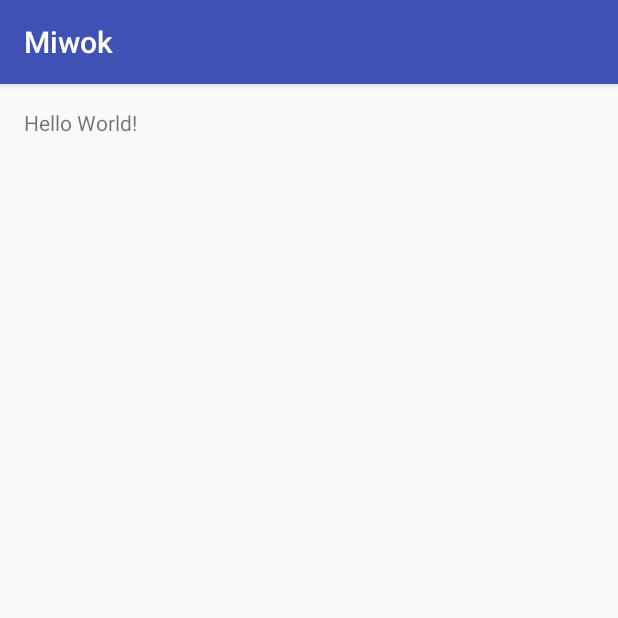
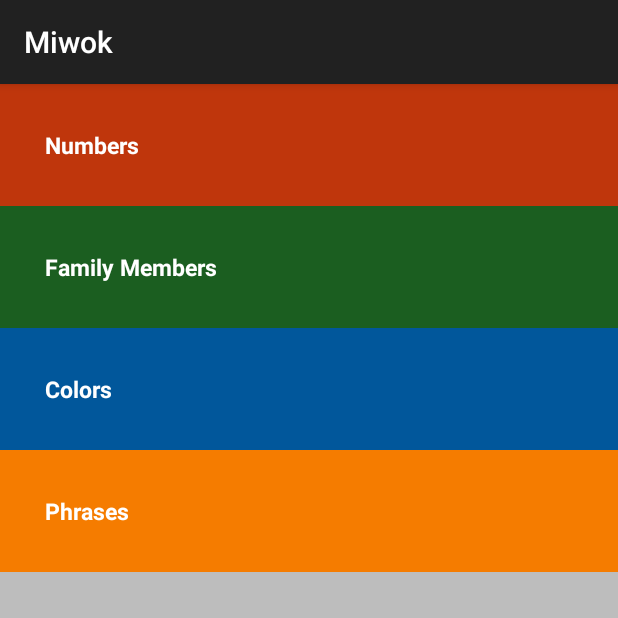
Before and after one commit to ChristianAA/ud839-Miwok, an Android app: the screen it shows after launch (MainActivity), on a phone screen of 412 x 824 dp, the top half of it. Run offline under Robolectric (Android 15) with nearby library versions, the light colour scheme and no system bars.

Commit message:
Intent for opening numbersActivity and Main_activity style

```diff
--- a/app/src/main/java/com/example/android/miwok/MainActivity.java
+++ b/app/src/main/java/com/example/android/miwok/MainActivity.java
@@ -15,8 +15,10 @@
  */
 package com.example.android.miwok;
 
+import android.content.Intent;
+import android.os.Bundle;
 import android.support.v7.app.AppCompatActivity;
-import android.os.Bundle;
+import android.view.View;
 
 public class MainActivity extends AppCompatActivity {
 
@@ -25,4 +27,9 @@ public class MainActivity extends AppCompatActivity {
         super.onCreate(savedInstanceState);
         setContentView(R.layout.activity_main);
     }
+
+    public void openNumbersList(View view){
+        Intent i = new Intent(this, NumbersActivity.class);
+        startActivity(i);
+    }
 }
--- a/app/src/main/res/layout/activity_main.xml
+++ b/app/src/main/res/layout/activity_main.xml
@@ -13,18 +13,45 @@
      See the License for the specific language governing permissions and
      limitations under the License.
 -->
-<RelativeLayout xmlns:android="http://schemas.android.com/apk/res/android"
+<LinearLayout xmlns:android="http://schemas.android.com/apk/res/android"
     xmlns:tools="http://schemas.android.com/tools"
     android:layout_width="match_parent"
     android:layout_height="match_parent"
-    android:paddingBottom="@dimen/activity_vertical_margin"
-    android:paddingLeft="@dimen/activity_horizontal_margin"
-    android:paddingRight="@dimen/activity_horizontal_margin"
-    android:paddingTop="@dimen/activity_vertical_margin"
+    android:background="#BDBDBD"
+    android:orientation="vertical"
     tools:context="com.example.android.miwok.MainActivity">
 
     <TextView
-        android:layout_width="wrap_content"
+        android:id="@+id/numbers"
+        android:layout_width="match_parent"
         android:layout_height="wrap_content"
-        android:text="Hello World!" />
-</RelativeLayout>
+        android:background="#BF360C"
+        android:text="Numbers"
+        style="@style/Categories"
+        android:onClick="openNumbersList"/>
+
+    <TextView
+        android:id="@+id/family"
+        android:layout_width="match_parent"
+        android:layout_height="wrap_content"
+        android:background="#1B5E20"
+        android:text="Family Members"
+        style="@style/Categories"/>
+
+    <TextView
+        android:id="@+id/colors"
+        android:layout_width="match_parent"
+        android:layout_height="wrap_content"
+        android:background="#01579B"
+        android:text="Colors"
+        style="@style/Categories"/>
+
+    <TextView
+        android:id="@+id/phrases"
+        android:layout_width="match_parent"
+        android:layout_height="wrap_content"
+        android:background="#F57C00"
+        android:text="Phrases"
+        style="@style/Categories"/>
+
+</LinearLayout>
--- a/app/src/main/res/values/styles.xml
+++ b/app/src/main/res/values/styles.xml
@@ -17,9 +17,19 @@
     <!-- Base application theme. -->
     <style name="AppTheme" parent="Theme.AppCompat.Light.DarkActionBar">
         <!-- Customize your theme here. -->
-        <item name="colorPrimary">@color/colorPrimary</item>
-        <item name="colorPrimaryDark">@color/colorPrimaryDark</item>
-        <item name="colorAccent">@color/colorAccent</item>
+        <item name="colorPrimary">#212121</item>
+        <item name="colorPrimaryDark">#424242</item>
+        <item name="colorAccent">#D84315</item>
     </style>
 
+    <style name="Categories">
+        <!-- Customize your theme here. -->
+        <item name="android:padding">30dp</item>
+        <item name="android:textSize">15sp</item>
+        <item name="android:textStyle">bold</item>
+        <item name="android:textColor">#FFFFFF</item>
+    </style>
+
+
+
 </resources>
```
